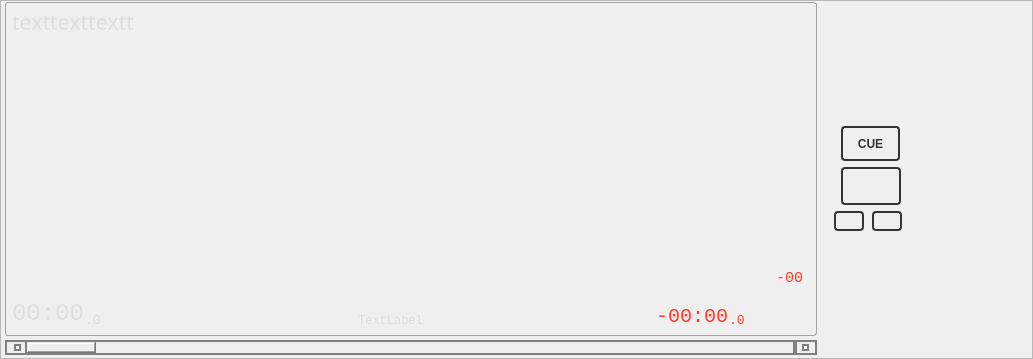
Before: the Qt Designer form src/playerwidget.ui in knowthelist/knowthelist, drawn with Qt 5.
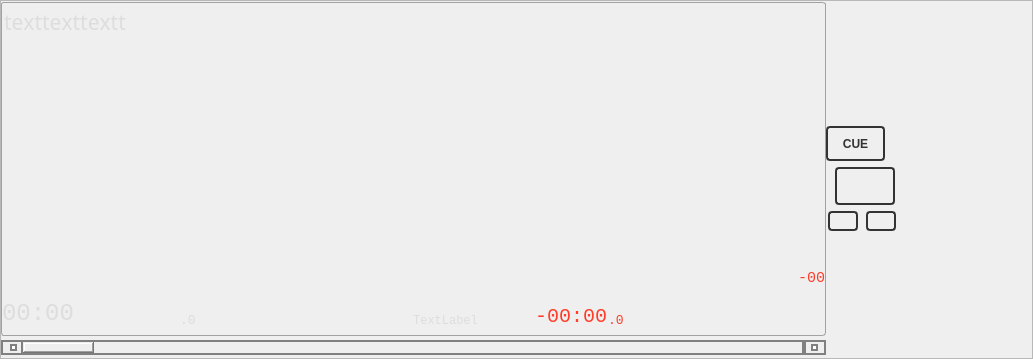
After: the same form once the commit is applied. Custom widgets are drawn as their Qt base class.

The edit to the form file:
```diff
--- a/src/playerwidget.ui
+++ b/src/playerwidget.ui
@@ -225,7 +225,7 @@
        <number>0</number>
       </property>
       <property name="rightMargin">
-       <number>2</number>
+       <number>0</number>
       </property>
       <property name="bottomMargin">
        <number>2</number>
@@ -258,13 +258,13 @@
         </property>
         <layout class="QGridLayout" name="gridLayout_3" rowstretch="1,0">
          <property name="leftMargin">
-          <number>4</number>
+          <number>0</number>
          </property>
          <property name="topMargin">
           <number>1</number>
          </property>
          <property name="rightMargin">
-          <number>7</number>
+          <number>0</number>
          </property>
          <property name="bottomMargin">
           <number>1</number>
@@ -330,13 +330,13 @@
              <number>4</number>
             </property>
             <property name="leftMargin">
-             <number>4</number>
+             <number>0</number>
             </property>
             <property name="topMargin">
              <number>2</number>
             </property>
             <property name="rightMargin">
-             <number>4</number>
+             <number>0</number>
             </property>
             <property name="bottomMargin">
              <number>2</number>
@@ -888,7 +888,7 @@
             <item>
              <widget class="QFrame" name="fraDigits">
               <property name="sizePolicy">
-               <sizepolicy hsizetype="Expanding" vsizetype="Preferred">
+                            <sizepolicy hsizetype="Expanding" vsizetype="Preferred">
                 <horstretch>0</horstretch>
                 <verstretch>0</verstretch>
                </sizepolicy>
@@ -916,11 +916,14 @@
                 <number>1</number>
                </property>
                <property name="leftMargin">
-                <number>2</number>
+                <number>0</number>
                </property>
                <property name="topMargin">
                 <number>1</number>
                </property>
+               <property name="rightMargin">
+                <number>0</number>
+               </property>
                <property name="bottomMargin">
                 <number>5</number>
                </property>
@@ -1404,7 +1407,7 @@
                   <bool>false</bool>
                  </property>
                  <property name="alignment">
-                  <set>Qt::AlignmentFlag::AlignBottom|Qt::AlignmentFlag::AlignRight|Qt::AlignmentFlag::AlignTrailing</set>
+                  <set>Qt::AlignmentFlag::AlignBottom|Qt::AlignmentFlag::AlignLeft|Qt::AlignmentFlag::AlignLeading</set>
                  </property>
                  <property name="margin">
                   <number>0</number>
@@ -1909,7 +1912,7 @@
                <item>
                 <widget class="QLabel" name="lblInfo">
                  <property name="sizePolicy">
-                  <sizepolicy hsizetype="Expanding" vsizetype="Preferred">
+                                 <sizepolicy hsizetype="Preferred" vsizetype="Preferred">
                    <horstretch>0</horstretch>
                    <verstretch>0</verstretch>
                   </sizepolicy>
@@ -3008,13 +3011,13 @@
           <enum>QLayout::SizeConstraint::SetDefaultConstraint</enum>
          </property>
          <property name="leftMargin">
-          <number>8</number>
+                   <number>0</number>
          </property>
          <property name="topMargin">
           <number>6</number>
          </property>
          <property name="rightMargin">
-          <number>16</number>
+                   <number>0</number>
          </property>
          <property name="bottomMargin">
           <number>6</number>
@@ -3040,12 +3043,18 @@
             <enum>QFrame::Shadow::Raised</enum>
            </property>
            <layout class="QHBoxLayout" name="horizontalLayout_4">
-            <property name="topMargin">
+                       <property name="leftMargin">
              <number>0</number>
             </property>
-            <property name="bottomMargin">
+                       <property name="topMargin">
              <number>0</number>
             </property>
+                       <property name="rightMargin">
+                        <number>0</number>
+                       </property>
+                       <property name="bottomMargin">
+                        <number>0</number>
+                       </property>
             <item>
              <widget class="QPushButton" name="butCue">
               <property name="minimumSize">
```
